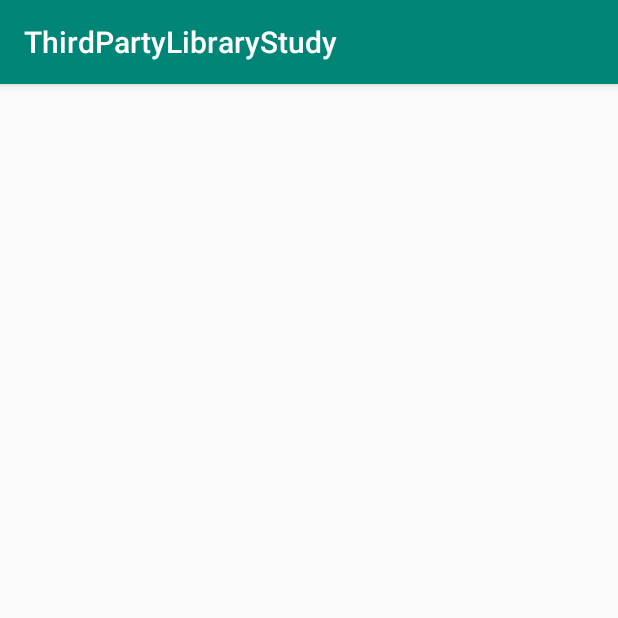
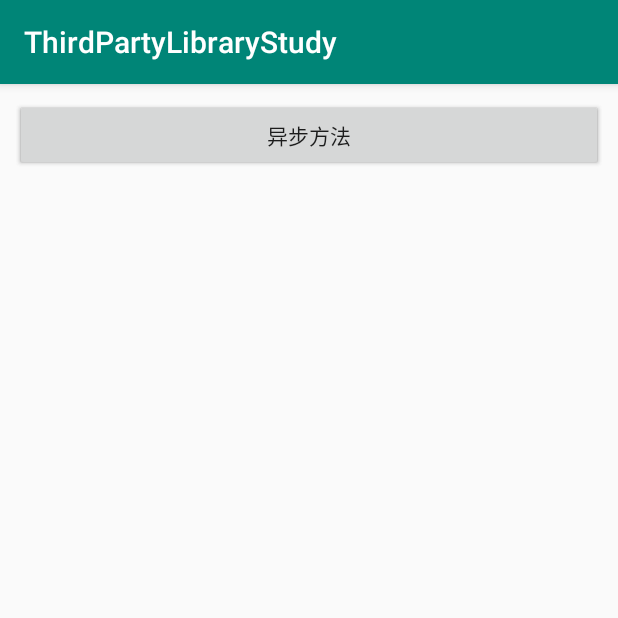
Before and after one commit to tinyvampirepudge/ThirdPartyLibraryStudy, an Android app: the OkhttpActivity screen opened directly, with no data from a screen before it, on a phone screen of 412 x 824 dp, the top half of it. Run offline under Robolectric (Android 15) with nearby library versions, the phone set to English and light mode, and no system bars; our stand-ins replace ButterKnife.

Commit message:
同步、异步请求

```diff
--- a/app/build.gradle
+++ b/app/build.gradle
@@ -31,7 +31,8 @@ dependencies {
     androidTestImplementation 'com.android.support.test:runner:1.0.2'
     androidTestImplementation 'com.android.support.test.espresso:espresso-core:3.0.2'
 
-    implementation 'com.squareup.okhttp3:okhttp:3.14.0'
+//    implementation 'com.squareup.okhttp3:okhttp:3.14.0'
+    implementation 'com.squareup.okhttp3:okhttp:3.9.0'
 
     implementation 'com.jakewharton:butterknife:9.0.0'
     annotationProcessor 'com.jakewharton:butterknife-compiler:9.0.0'
--- a/app/src/main/res/layout/activity_okhttp.xml
+++ b/app/src/main/res/layout/activity_okhttp.xml
@@ -6,4 +6,20 @@
     android:layout_height="match_parent"
     tools:context=".okhttp.OkhttpActivity">
 
+    <Button
+        android:id="@+id/btn_sync"
+        app:layout_constraintLeft_toLeftOf="parent"
+        app:layout_constraintRight_toRightOf="parent"
+        style="@style/btn_style_lower"
+        android:text="同步方法"
+        app:layout_constraintTop_toTopOf="parent" />
+
+    <Button
+        android:id="@+id/btn_async"
+        app:layout_constraintLeft_toLeftOf="parent"
+        app:layout_constraintRight_toRightOf="parent"
+        style="@style/btn_style_lower"
+        android:text="异步方法"
+        app:layout_constraintTop_toTopOf="parent" />
+
 </android.support.constraint.ConstraintLayout>
```
Also changed, not shown: app/src/main/java/com/tinytongtong/thirdpartylibrarystudy/okhttp/OkhttpActivity.java (+74 -1 lines).
